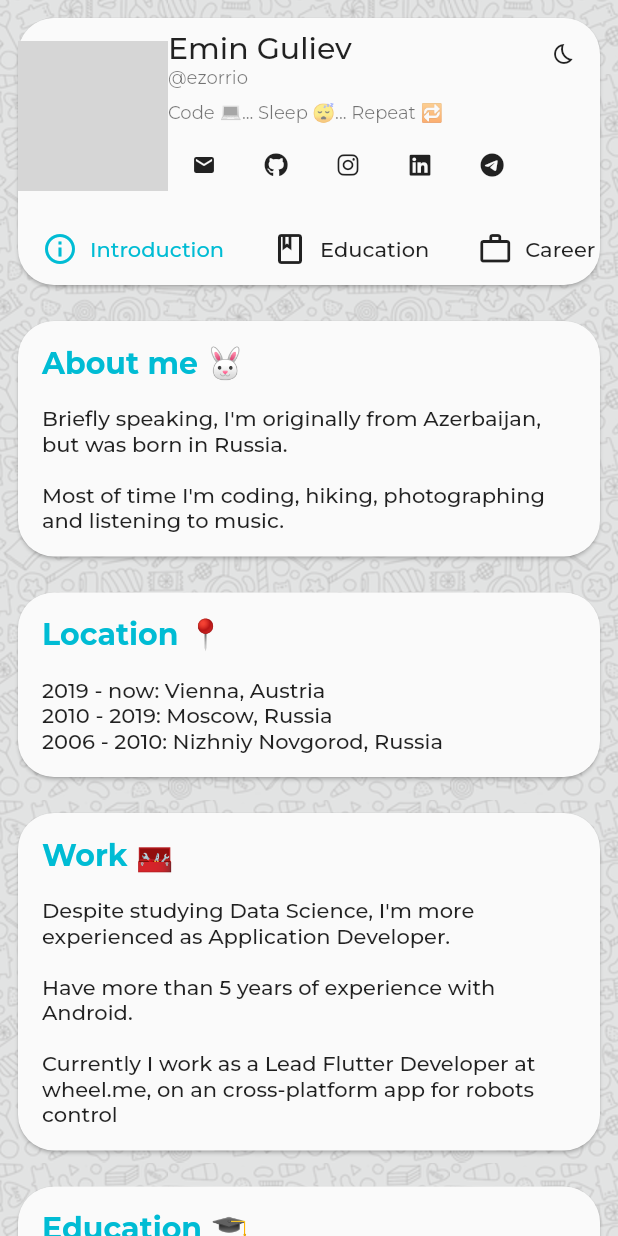
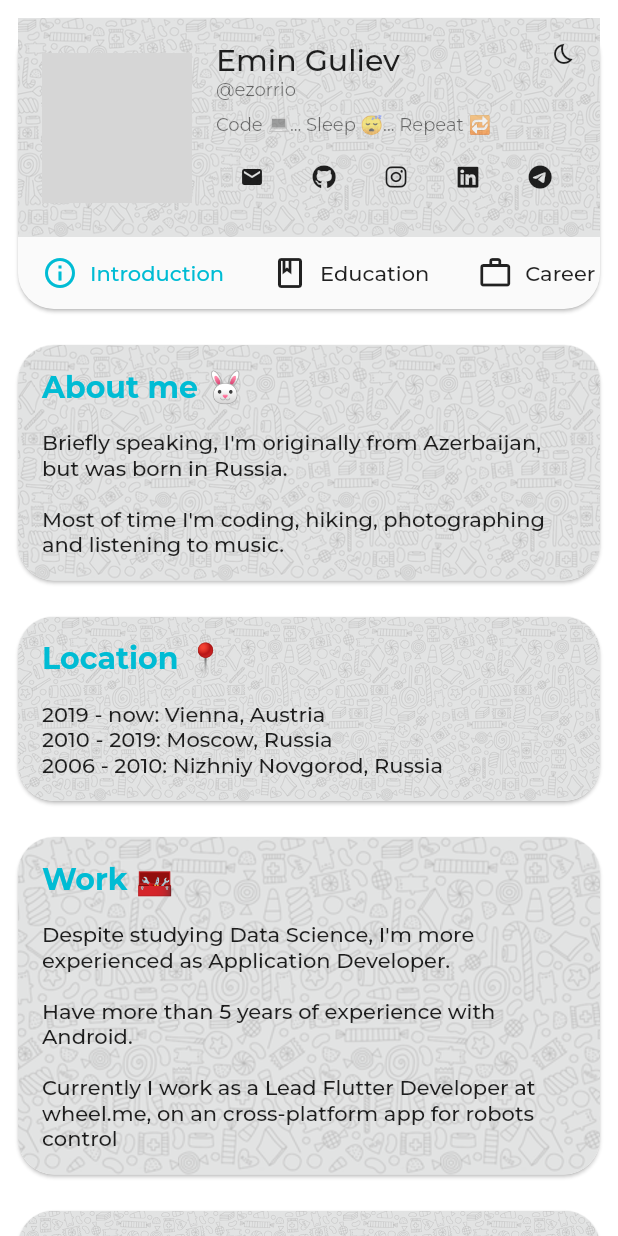
Before and after one commit to ezorrio/ezorrio.dev, a Flutter app: the screen it shows after launch, on a phone screen of 412 x 824 dp. Run offline on Flutter 3.47's test engine with Material 2 defaults, Android fonts, the phone set to English and light mode, and no system bars; our stand-ins replace bloc, flutter_bloc, font_awesome_flutter, freezed_annotation, google_fonts, shared_preferences; network calls fail; grey boxes are pictures that could not be loaded.

Commit message:
feat: Cookies are now in cards

```diff
--- a/lib/ui/widget/AppWidgets.dart
+++ b/lib/ui/widget/AppWidgets.dart
@@ -30,7 +30,9 @@ class AppWidgets {
   }) =>
       Card(
         clipBehavior: Clip.antiAlias,
-        child: Padding(
+        child: Stack(children: [
+          Positioned.fill(child: appBackground(context: context)),
+          Padding(
             padding: const EdgeInsets.all(16),
             child: Column(
               crossAxisAlignment: CrossAxisAlignment.start,
@@ -45,6 +47,7 @@ class AppWidgets {
               ],
             ),
           ),
+        ]),
       );
 
   static Widget themeChooser({required BuildContext context}) => BlocBuilder(
--- a/lib/ui/widget/BaseLayout.dart
+++ b/lib/ui/widget/BaseLayout.dart
@@ -72,14 +72,9 @@ class BaseLayoutState extends State<BaseLayout> {
             }
             return true;
           },
-          child: Stack(children: [
-            Positioned.fill(
-              child: AppWidgets.appBackground(context: context),
-            ),
-            AppUtils.isCompact(context: context)
-                ? mobileLayout(page: state.currentPage)
-                : desktopLayout(page: state.currentPage),
-          ]),
+          child: AppUtils.isCompact(context: context)
+              ? mobileLayout(page: state.currentPage)
+              : desktopLayout(page: state.currentPage),
         ),
       );
 }
--- a/lib/ui/widget/ProfileHeader.dart
+++ b/lib/ui/widget/ProfileHeader.dart
@@ -34,9 +34,12 @@ class ProfileHeader extends StatelessWidget {
 
   Widget profile(BuildContext context) => isCompact
       ? Row(
-          mainAxisAlignment: MainAxisAlignment.start,
+          crossAxisAlignment: CrossAxisAlignment.center,
+          mainAxisAlignment: MainAxisAlignment.center,
           children: [
-            ClipOval(
+            Padding(
+              padding: const EdgeInsets.all(8.0),
+              child: ClipOval(
                 child: Image.network(
                   photoUrl,
                   height: 100,
@@ -44,7 +47,10 @@ class ProfileHeader extends StatelessWidget {
                   fit: BoxFit.cover,
                 ),
               ),
-            Column(
+            ),
+            Padding(
+              padding: const EdgeInsets.all(8.0),
+              child: Column(
                 mainAxisAlignment: MainAxisAlignment.spaceEvenly,
                 crossAxisAlignment: CrossAxisAlignment.start,
                 children: [
@@ -63,6 +69,7 @@ class ProfileHeader extends StatelessWidget {
                       github: networkLinks.github,
                       email: networkLinks.email),
                 ],
+              ),
             ),
           ],
         )
@@ -97,6 +104,7 @@ class ProfileHeader extends StatelessWidget {
 
   Widget waves(BuildContext context) => Stack(
         children: <Widget>[
+          Positioned.fill(child: AppWidgets.appBackground(context: context)),
           _onCorner(IconButton(
             icon: const Icon(Icons.bedtime_outlined, size: 16),
             onPressed: () => showModalBottomSheet<void>(
```
Lines whose indentation alone changed are shown as unchanged.
